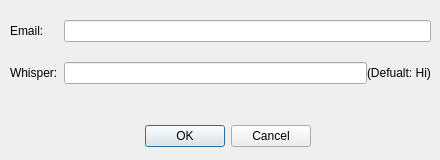
Above: qt/invitedialog.ui from bitbaba/bitmail before the change. Below: the same form after it.
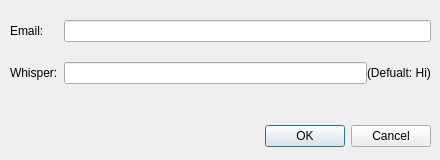
That is the form after the change.

Diff of the .ui file:
```diff
--- a/qt/invitedialog.ui
+++ b/qt/invitedialog.ui
@@ -40,9 +40,9 @@
   <widget class="QDialogButtonBox" name="buttonBox">
    <property name="geometry">
     <rect>
-     <x>10</x>
+     <x>230</x>
      <y>120</y>
-     <width>301</width>
+     <width>201</width>
      <height>32</height>
     </rect>
    </property>
```
